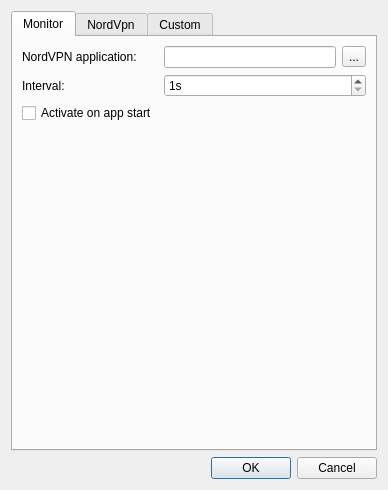
First picture: the form in app/settings/settingsdialog.ui, repository sendevent/yangl, before the edit.
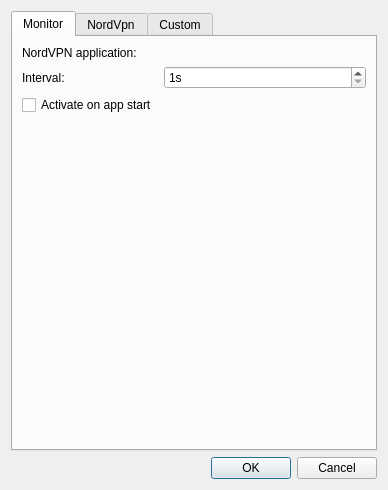
Second picture: the form after the edit. Custom widgets are drawn as their Qt base class.

Commit message: Path to a binary editor separated into a class

```diff
--- a/app/settings/settingsdialog.ui
+++ b/app/settings/settingsdialog.ui
@@ -36,22 +36,7 @@
         </widget>
        </item>
        <item row="0" column="1">
-        <layout class="QHBoxLayout" name="horizontalLayout_2">
-         <item>
-          <widget class="QLineEdit" name="leNVPNPath">
-           <property name="readOnly">
-            <bool>true</bool>
-           </property>
-          </widget>
-         </item>
-         <item>
-          <widget class="QToolButton" name="btnOpen">
-           <property name="text">
-            <string>...</string>
-           </property>
-          </widget>
-         </item>
-        </layout>
+        <widget class="AppPathEditor" name="leNVPNPath" native="true"/>
        </item>
        <item row="1" column="0">
         <widget class="QLabel" name="label_2">
@@ -117,6 +102,12 @@
    <header>actionstab.h</header>
    <container>1</container>
   </customwidget>
+  <customwidget>
+   <class>AppPathEditor</class>
+   <extends>QWidget</extends>
+   <header>apppatheditor.h</header>
+   <container>1</container>
+  </customwidget>
  </customwidgets>
  <resources/>
  <connections/>
```
The commit also changes 6 other files.
